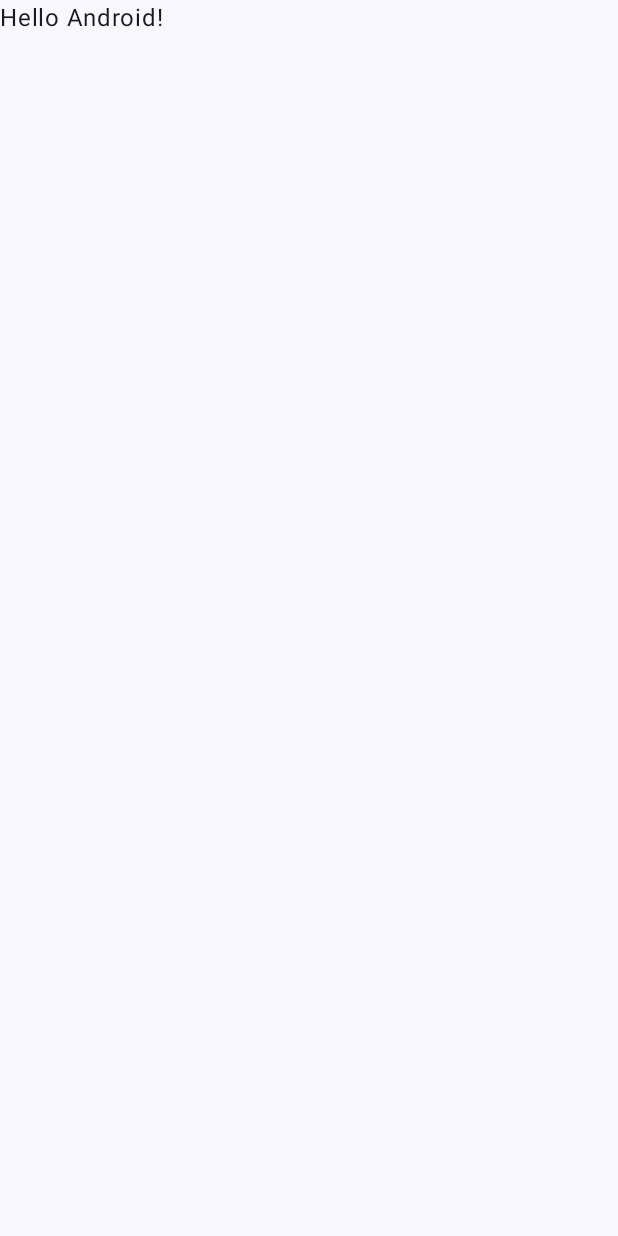
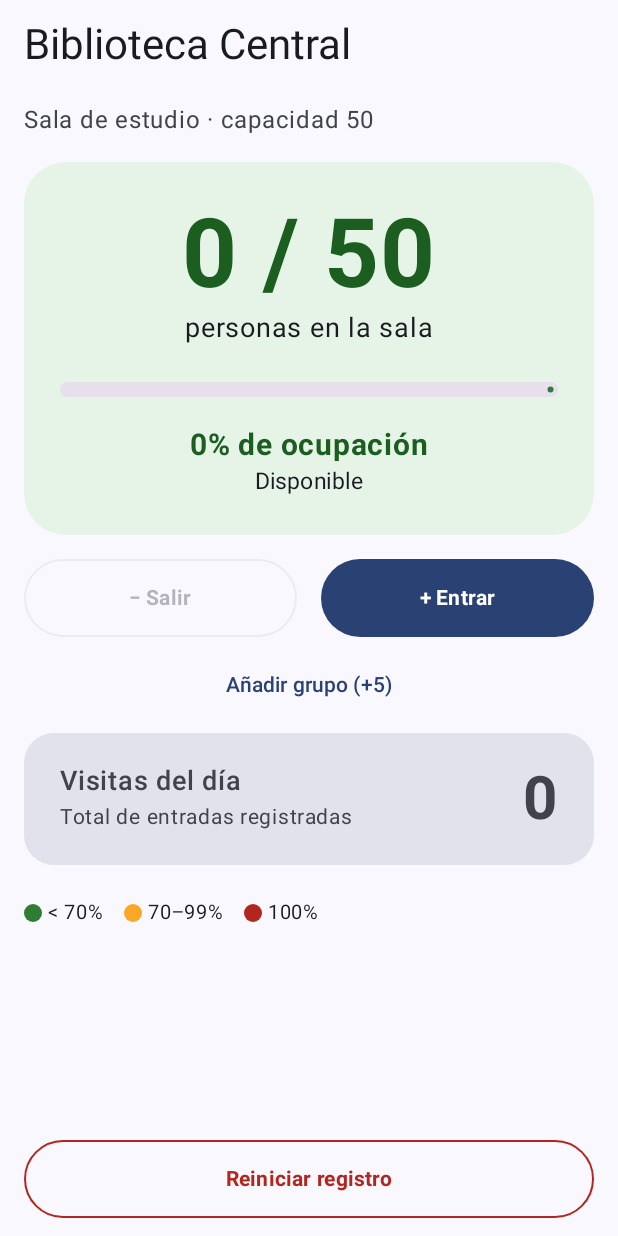
Before and after one commit to CurryBoard1/Manualview, an Android app built with Jetpack Compose: the screen it shows after launch (MainActivity), on a phone screen of 412 x 824 dp. Before the commit the screen is almost empty. Run offline under Robolectric (Android 15) with nearby library versions, the phone set to English and light mode, and no system bars.

Commit message:
1er trabajo

```diff
--- a/app/src/main/java/com/example/manualview/MainActivity.kt
+++ b/app/src/main/java/com/example/manualview/MainActivity.kt
@@ -3,45 +3,209 @@ package com.example.manualview
 import android.os.Bundle
 import androidx.activity.ComponentActivity
 import androidx.activity.compose.setContent
-import androidx.activity.enableEdgeToEdge
-import androidx.compose.foundation.layout.fillMaxSize
-import androidx.compose.foundation.layout.padding
-import androidx.compose.material3.Scaffold
-import androidx.compose.material3.Text
-import androidx.compose.runtime.Composable
+import androidx.compose.foundation.BorderStroke
+import androidx.compose.foundation.background
+import androidx.compose.foundation.layout.*
+import androidx.compose.foundation.shape.CircleShape
+import androidx.compose.foundation.shape.RoundedCornerShape
+import androidx.compose.material3.*
+import androidx.compose.runtime.*
+import androidx.compose.ui.Alignment
 import androidx.compose.ui.Modifier
+import androidx.compose.ui.graphics.Color
+import androidx.compose.ui.text.font.FontWeight
 import androidx.compose.ui.tooling.preview.Preview
+import androidx.compose.ui.unit.dp
+import androidx.compose.ui.unit.sp
 import com.example.manualview.ui.theme.ManualviewTheme
 
 class MainActivity : ComponentActivity() {
     override fun onCreate(savedInstanceState: Bundle?) {
         super.onCreate(savedInstanceState)
-        enableEdgeToEdge()
         setContent {
             ManualviewTheme {
-                Scaffold(modifier = Modifier.fillMaxSize()) { innerPadding ->
-                    Greeting(
-                        name = "Android",
-                        modifier = Modifier.padding(innerPadding)
-                    )
+                Surface(Modifier.fillMaxSize()) {
+                    Box(Modifier.fillMaxSize().systemBarsPadding()) {
+                        AforoScreen()
+                    }
                 }
             }
         }
     }
 }
 
+const val MAX_CAPACITY = 50
+
+private val GreenColor = Color(0xFF2E7D32)
+private val YellowColor = Color(0xFFF9A825)
+private val RedColor = Color(0xFFB3261E)
+
 @Composable
-fun Greeting(name: String, modifier: Modifier = Modifier) {
-    Text(
-        text = "Hello $name!",
-        modifier = modifier
-    )
+fun AforoScreen() {
+    var currentCount by remember { mutableIntStateOf(0) }
+    var dailyVisits by remember { mutableIntStateOf(0) }
+
+    Column(
+        Modifier
+            .fillMaxSize()
+            .padding(horizontal = 16.dp, vertical = 12.dp)
+    ) {
+        Text("Biblioteca Central", style = MaterialTheme.typography.headlineMedium)
+        Spacer(Modifier.height(20.dp))
+        Text(
+            "Sala de estudio · capacidad $MAX_CAPACITY",
+            color = MaterialTheme.colorScheme.onSurfaceVariant
+        )
+        Spacer(Modifier.height(16.dp))
+
+        AforoIndicator(currentCount, MAX_CAPACITY)
+
+        Spacer(Modifier.height(16.dp))
+        Row(Modifier.fillMaxWidth(), horizontalArrangement = Arrangement.spacedBy(16.dp)) {
+            OutlinedButton(
+                onClick = { if (currentCount > 0) currentCount-- },
+                enabled = currentCount > 0,
+                modifier = Modifier.weight(1f).height(52.dp)
+            ) { Text("− Salir", fontWeight = FontWeight.Bold) }
+
+            Button(
+                onClick = {
+                    if (currentCount < MAX_CAPACITY) {
+                        currentCount++
+                        dailyVisits++
+                    }
+                },
+                enabled = currentCount < MAX_CAPACITY,
+                modifier = Modifier.weight(1f).height(52.dp)
+            ) { Text("+ Entrar", fontWeight = FontWeight.Bold) }
+        }
+
+        Spacer(Modifier.height(8.dp))
+
+        TextButton(
+            onClick = {
+                val added = (currentCount + 5).coerceAtMost(MAX_CAPACITY) - currentCount
+                currentCount += added
+                dailyVisits += added
+            },
+            enabled = currentCount < MAX_CAPACITY,
+            modifier = Modifier.align(Alignment.CenterHorizontally)
+        ) { Text("Añadir grupo (+5)") }
+
+        Spacer(Modifier.height(8.dp))
+
+        Card(
+            colors = CardDefaults.cardColors(containerColor = MaterialTheme.colorScheme.surfaceVariant),
+            shape = RoundedCornerShape(20.dp),
+            modifier = Modifier.fillMaxWidth()
+        ) {
+            Row(
+                Modifier
+                    .fillMaxWidth()
+                    .padding(horizontal = 24.dp, vertical = 20.dp),
+                horizontalArrangement = Arrangement.SpaceBetween,
+                verticalAlignment = Alignment.CenterVertically
+            ) {
+                Column {
+                    Text("Visitas del día", fontSize = 18.sp, fontWeight = FontWeight.Medium)
+                    Text(
+                        "Total de entradas registradas",
+                        fontSize = 14.sp,
+                        color = MaterialTheme.colorScheme.onSurfaceVariant
+                    )
+                }
+                Text("$dailyVisits", fontSize = 40.sp, fontWeight = FontWeight.Bold)
+            }
+        }
+
+        Spacer(Modifier.height(20.dp))
+        Row(horizontalArrangement = Arrangement.spacedBy(14.dp)) {
+            Leyenda(GreenColor, "< 70%")
+            Leyenda(YellowColor, "70–99%")
+            Leyenda(RedColor, "100%")
+        }
+
+        Spacer(Modifier.weight(1f))
+
+        OutlinedButton(
+            onClick = {
+                currentCount = 0
+                dailyVisits = 0
+            },
+            border = BorderStroke(1.dp, RedColor),
+            colors = ButtonDefaults.outlinedButtonColors(contentColor = RedColor),
+            modifier = Modifier.fillMaxWidth().height(52.dp)
+        ) { Text("Reiniciar registro", fontWeight = FontWeight.Bold) }
+    }
+}
+
+@Composable
+fun AforoIndicator(current: Int, max: Int) {
+    val percentage = current / max.toFloat()
+
+    val (textColor, cardColor, statusText) = when {
+        percentage >= 1f -> Triple(RedColor, Color(0xFFFADDD9), "Aforo completo")
+        percentage >= 0.7f -> Triple(Color(0xFF8A5A00), Color(0xFFFFF0CC), "Cerca del límite")
+        else -> Triple(Color(0xFF1B5E20), Color(0xFFE6F4E7), "Disponible")
+    }
+
+    val barColor = when {
+        percentage >= 1f -> RedColor
+        percentage >= 0.7f -> YellowColor
+        else -> GreenColor
+    }
+
+    Card(
+        colors = CardDefaults.cardColors(containerColor = cardColor),
+        shape = RoundedCornerShape(28.dp),
+        modifier = Modifier.fillMaxWidth()
+    ) {
+        Column(
+            Modifier
+                .fillMaxWidth()
+                .padding(24.dp),
+            horizontalAlignment = Alignment.CenterHorizontally
+        ) {
+            Text("$current / $max", fontSize = 64.sp, fontWeight = FontWeight.Bold, color = textColor)
+            Text("personas en la sala", fontSize = 18.sp)
+            Spacer(Modifier.height(24.dp))
+            LinearProgressIndicator(
+                progress = { percentage },
+                color = barColor,
+                trackColor = Color(0xFFE7E0EC),
+                modifier = Modifier
+                    .fillMaxWidth()
+                    .height(10.dp)
+            )
+            Spacer(Modifier.height(20.dp))
+            Text(
+                "${(percentage * 100).toInt()}% de ocupación",
+                fontSize = 20.sp,
+                fontWeight = FontWeight.Bold,
+                color = textColor
+            )
+            Text(statusText, fontSize = 15.sp)
+        }
+    }
+}
+
+@Composable
+private fun Leyenda(color: Color, texto: String) {
+    Row(verticalAlignment = Alignment.CenterVertically) {
+        Box(
+            Modifier
+                .size(12.dp)
+                .background(color, CircleShape)
+        )
+        Spacer(Modifier.width(4.dp))
+        Text(texto, fontSize = 13.sp)
+    }
 }
 
 @Preview(showBackground = true)
 @Composable
-fun GreetingPreview() {
+fun AforoIndicatorPreview() {
     ManualviewTheme {
-        Greeting("Android")
+        AforoIndicator(current = 32, max = 50)
     }
 }
```
